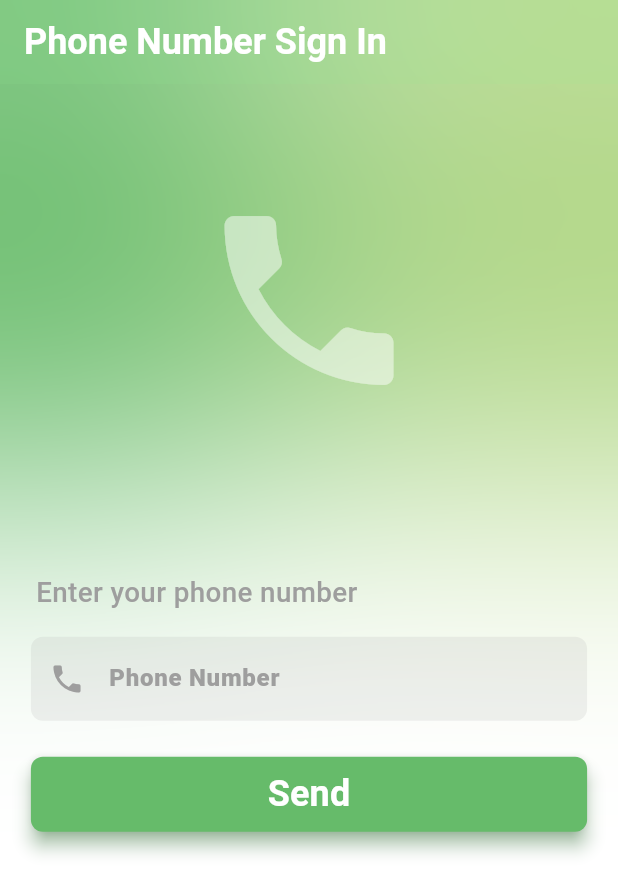
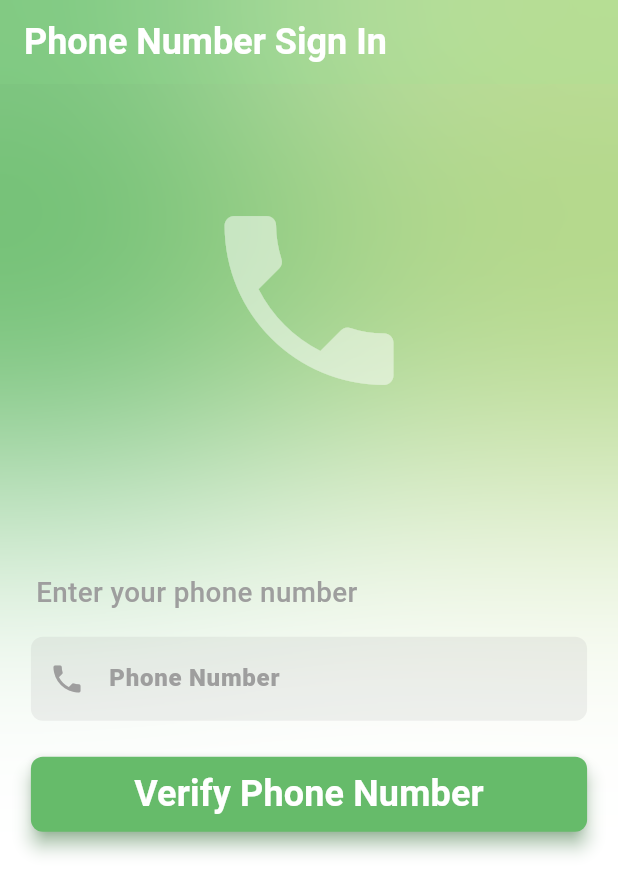
Before and after one commit to BaselHegazi226/auth_app, a Flutter app: the SignInPhoneNumView screen opened by its route, on a phone screen of 412 x 824 dp. Shown: the top 894 px of the screen. Run offline on Flutter 3.47's test engine with Material 3 defaults, Android fonts, the phone set to English and light mode, and no system bars; our stand-ins replace awesome_dialog, bloc, cached_network_image, dartz, firebase_auth, firebase_core and 8 more; missing offline and left inert: flutter_facebook_auth; accounts and stored records are empty; network calls fail; Roboto replaces fonts that are missing (cairo).

Commit message:
separate the text in this page to  PhoneNumberViewTextSection widget

```diff
--- a/lib/features/auth/presentation/views/widgets/sign_in_with_phone_num_widgets/input_info_section.dart
+++ b/lib/features/auth/presentation/views/widgets/sign_in_with_phone_num_widgets/input_info_section.dart
@@ -1,9 +1,12 @@
-import 'package:auth_with_firebase_application/features/auth/presentation/views/widgets/sign_in_with_phone_num_widgets/phone_button.dart';
+import 'package:auth_with_firebase_application/features/auth/presentation/views/widgets/sign_in_with_phone_num_widgets/phone_number_view_text_section.dart';
 import 'package:auth_with_firebase_application/features/auth/presentation/views/widgets/sign_in_with_phone_num_widgets/phone_text_form_field.dart';
 import 'package:flutter/material.dart';
+import 'package:go_router/go_router.dart';
 
-import '../../../../../../core/helper/const_functions.dart';
-import '../../../../../../core/utilities/text_styles.dart';
+import '../../../../../../core/helper/const_variables.dart';
+import '../../../../../../core/utilities/custom_text_button.dart';
+import '../../../../../../core/utilities/custom_title.dart';
+import '../../otp_view.dart';
 
 class InputInfoSection extends StatefulWidget {
   const InputInfoSection({super.key});
@@ -39,25 +42,8 @@ class _InputInfoSectionState extends State<InputInfoSection> {
       child: Column(
         mainAxisAlignment: MainAxisAlignment.center,
         children: [
-          Align(
-            alignment: Alignment.bottomLeft,
-            child: Padding(
-              padding: EdgeInsets.symmetric(
-                horizontal: 24,
-              ),
-              child: Text(
-                "Enter your phone number",
-                style: Styles.textStyleFun(
-                  color: ConstFunctions.colorBackFun(
-                    condition: phoneFocusNode.hasFocus,
-                    word: 'phone',
-                  ),
-                  size: MediaQuery.of(context).size.width * .045,
-                ).copyWith(
-                  fontWeight: FontWeight.w500,
-                ),
-              ),
-            ),
+          PhoneNumberViewTextSection(
+            phoneFocusNode: phoneFocusNode,
           ),
           SizedBox(
             height: 16,
@@ -65,11 +51,32 @@ class _InputInfoSectionState extends State<InputInfoSection> {
           PhoneTextFormField(
             phoneController: phoneEditingController,
             phoneFocusNode: phoneFocusNode,
+            validator: (value) {
+              String phone = "+2${value!.trim()}";
+              if (phone.length != 13 && !phone.startsWith('+20')) {
+                return 'Invalid Number';
+              } else {
+                return null;
+              }
+            },
           ),
           SizedBox(
             height: 24,
           ),
-          PhoneButton(),
+          CustomTextButton(
+            onPressed: () {
+              if (_formKey.currentState!.validate()) {
+                GoRouter.of(context).push(
+                  OtpView.id,
+                );
+              }
+            },
+            backgroundColor: kPhoneLeftColor,
+            shadowColor: kPhoneLeftColor,
+            child: CustomTitle(
+              title: 'Verify Phone Number',
+            ),
+          ),
         ],
       ),
     );
```
